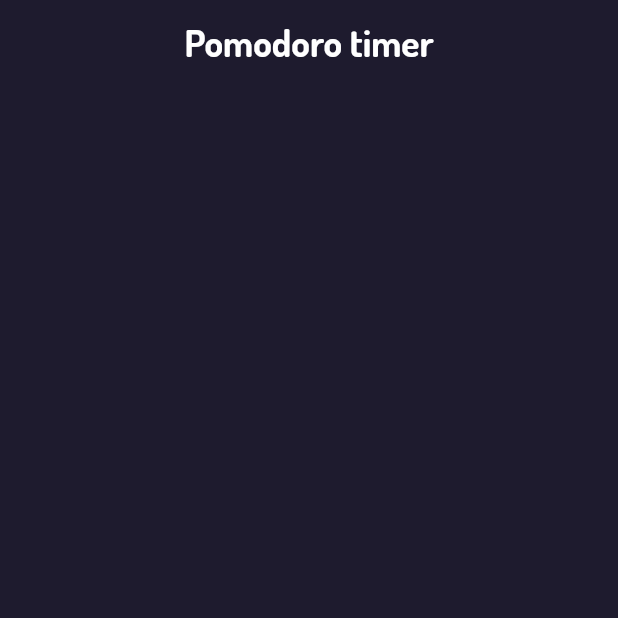
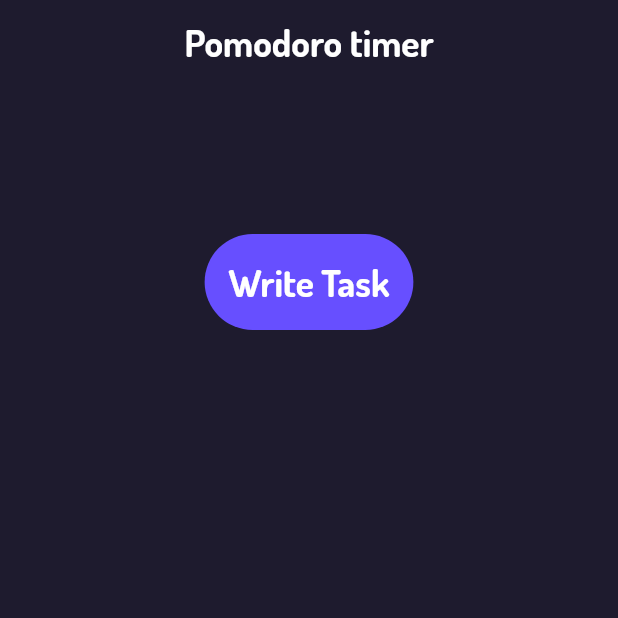
Before and after one commit to selimokten/pofo_focus, a Flutter app: the screen it shows after launch, on a phone screen of 412 x 824 dp, the top half of it. Run offline on Flutter 3.47's test engine with Material 2 defaults, Android fonts, the phone set to English and light mode, and no system bars.

Commit message:
Files Upload

```diff
--- a/lib/constants.dart
+++ b/lib/constants.dart
@@ -1,4 +1,7 @@
 import 'package:flutter/material.dart';
+
+const Color kBackGroundColor = Color(0xFF1E1B2E);
+const Color kSecondColor = Color(0xFF674FFF);
 
 const TextStyle kAppBarTextStyle = TextStyle(
   fontSize: 25.0,
--- a/lib/screens/home_screen.dart
+++ b/lib/screens/home_screen.dart
@@ -10,15 +10,36 @@ class HomeScreen extends StatefulWidget {
 }
 
 class _HomeScreenState extends State<HomeScreen> {
-
   @override
   Widget build(BuildContext context) {
     return Scaffold(
       appBar: AppBar(
-        title: const Text('Pomodoro timer', style: kAppBarTextStyle,),
+        title: const Text(
+          'Pomodoro timer',
+          style: kAppBarTextStyle,
+        ),
         centerTitle: true,
-        backgroundColor: DefaultThemes.defaultThemeData().scaffoldBackgroundColor,
+        backgroundColor:
+            DefaultThemes.defaultThemeData().scaffoldBackgroundColor,
         elevation: 0,
+      ),
+      body: SizedBox.expand(
+        child: Column(
+          crossAxisAlignment: CrossAxisAlignment.center,
+          children: [
+            const SizedBox(height: 100.0,),
+            Container(
+              decoration: BoxDecoration(
+                borderRadius: BorderRadius.circular(100),
+                color: kSecondColor,
+              ),
+              child: const Padding(
+                padding: EdgeInsets.all(16.0),
+                child: Text('Write Task', style: kAppBarTextStyle,),
+              ),
+            ),
+          ],
+        ),
       ),
     );
   }
```
